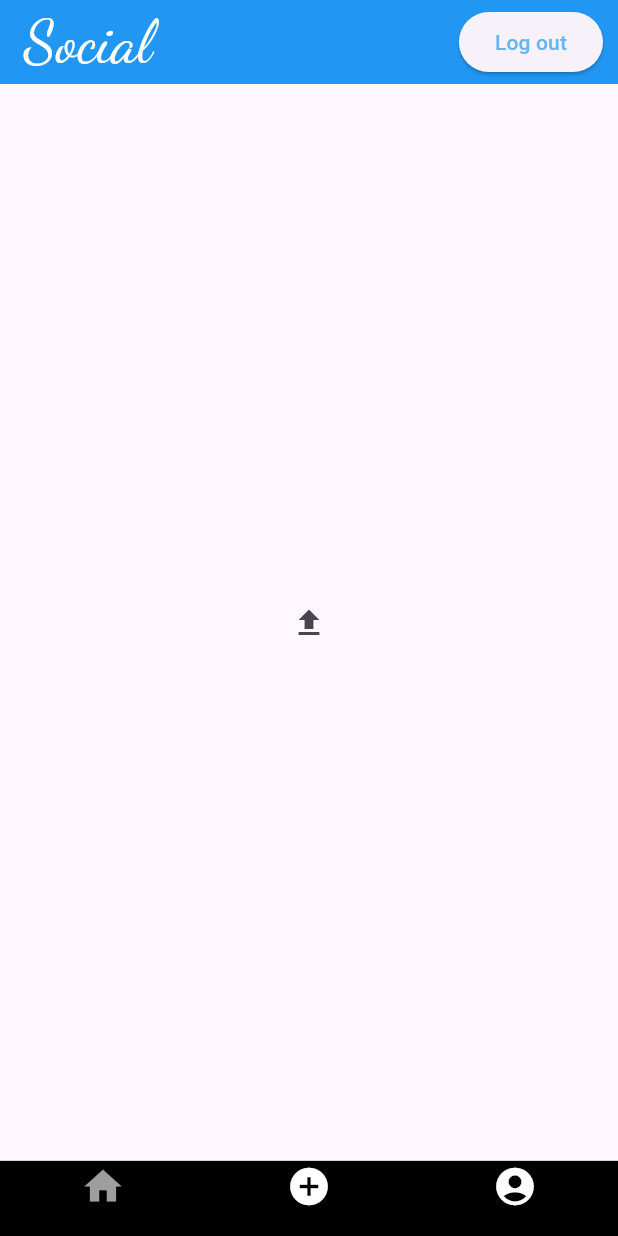
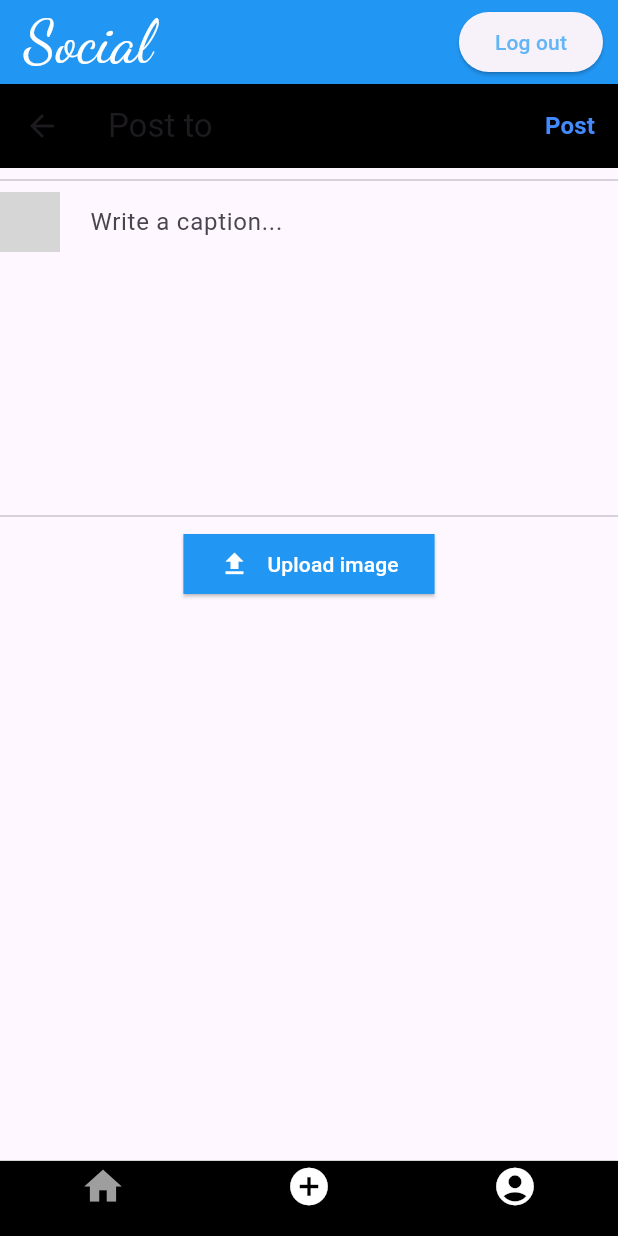
Before and after one commit to code-plet/socialnetworkapp, a Flutter app: the screen it shows once a user with an empty profile is signed in, swiped to page 2, on a phone screen of 412 x 824 dp. Run offline on Flutter 3.47's test engine with Material 3 defaults, Android fonts, the phone set to English and light mode, and no system bars; our stand-ins replace cloud_firestore, firebase_auth, firebase_core, firebase_storage, google_fonts, image_picker and 1 more; accounts and stored records are empty; network calls fail; grey boxes are pictures that could not be loaded.

Commit message:
enhance flow create post

```diff
--- a/lib/screens/home/add_post.dart
+++ b/lib/screens/home/add_post.dart
@@ -81,7 +81,7 @@ class _AddPostScreenState extends State<AddPostScreen> {
       // upload to storage and db
       String res = await PostService().uploadPost(
         _descriptionController.text,
-        _file!,
+        _file,
         uid!,
         name!,
         profilePic,
@@ -135,16 +135,7 @@ class _AddPostScreenState extends State<AddPostScreen> {
         : const AssetImage('assets/image/empty_avatar.png')
             as ImageProvider<Object>;
 
-    return _file == null
-        ? Center(
-            child: IconButton(
-              icon: const Icon(
-                Icons.upload,
-              ),
-              onPressed: () => _selectImage(context),
-            ),
-          )
-        : Scaffold(
+    return Scaffold(
       appBar: AppBar(
         backgroundColor: mobileBackgroundColor,
         leading: IconButton(
@@ -176,25 +167,63 @@ class _AddPostScreenState extends State<AddPostScreen> {
               : const Padding(padding: EdgeInsets.only(top: 0.0)),
           const Divider(),
           Row(
-                  mainAxisAlignment: MainAxisAlignment.spaceAround,
+            mainAxisAlignment: MainAxisAlignment.start,
             crossAxisAlignment: CrossAxisAlignment.start,
             children: <Widget>[
-                    CircleAvatar(
+              SizedBox(
+                height: 40,
+                width: 40,
+                child: CircleAvatar(
                   backgroundImage: profileImg,
                 ),
+              ),
+              const SizedBox(width: 20),
               SizedBox(
-                      width: MediaQuery.of(context).size.width * 0.3,
+                width: MediaQuery.of(context).size.width - 60,
                 child: TextField(
                   controller: _descriptionController,
                   decoration: const InputDecoration(
-                            hintText: "Write a caption...",
-                            border: InputBorder.none),
+                      hintText: "Write a caption...", border: InputBorder.none),
                   maxLines: 8,
                 ),
               ),
-                    SizedBox(
-                      height: 45.0,
-                      width: 45.0,
+            ],
+          ),
+          const Divider(),
+          Row(
+            mainAxisSize: MainAxisSize.min,
+            children: [
+              ElevatedButton(
+                style: ElevatedButton.styleFrom(
+                  backgroundColor: Colors.blue,
+                  shape: RoundedRectangleBorder(
+                    borderRadius: BorderRadius.circular(0),
+                  ),
+                ),
+                child: const Row(
+                  mainAxisAlignment: MainAxisAlignment.center,
+                  children: [
+                    Icon(
+                      Icons.upload,
+                      color: Colors.white,
+                      size: 20,
+                    ),
+                    SizedBox(width: 12),
+                    Text(
+                      "Upload image",
+                      style: TextStyle(color: Colors.white, fontSize: 14),
+                    )
+                  ],
+                ),
+                onPressed: () => _selectImage(context),
+              )
+            ],
+          ),
+          const SizedBox(height: 16),
+          _file != null
+              ? Center(
+                  child: SizedBox(
+                  width: MediaQuery.of(context).size.width - 60,
                   child: AspectRatio(
                     aspectRatio: 487 / 451,
                     child: Container(
@@ -206,10 +235,8 @@ class _AddPostScreenState extends State<AddPostScreen> {
                       )),
                     ),
                   ),
-                    ),
-                  ],
-                ),
-                const Divider(),
+                ))
+              : Container(),
         ],
       ),
     );
--- a/lib/services/post.dart
+++ b/lib/services/post.dart
@@ -7,7 +7,7 @@ import 'package:uuid/uuid.dart';
 class PostService {
   final FirebaseFirestore _firestore = FirebaseFirestore.instance;
 
-  Future<String> uploadPost(String description, Uint8List file, String? uid,
+  Future<String> uploadPost(String description, Uint8List? file, String? uid,
       String username, String profImage) async {
     String res = "Some error occurred";
 
@@ -17,8 +17,10 @@ class PostService {
     }
 
     try {
-      String photoUrl =
-          await StorageMethods().uploadImageToStorage('posts', file, true);
+      String photoUrl = file != null
+          ? await StorageMethods().uploadImageToStorage('posts', file, true)
+          : "";
+
       String postId = const Uuid().v1(); // creates unique id based on time
       Post post = Post(
         description: description,
```
Lines whose indentation alone changed are shown as unchanged.
